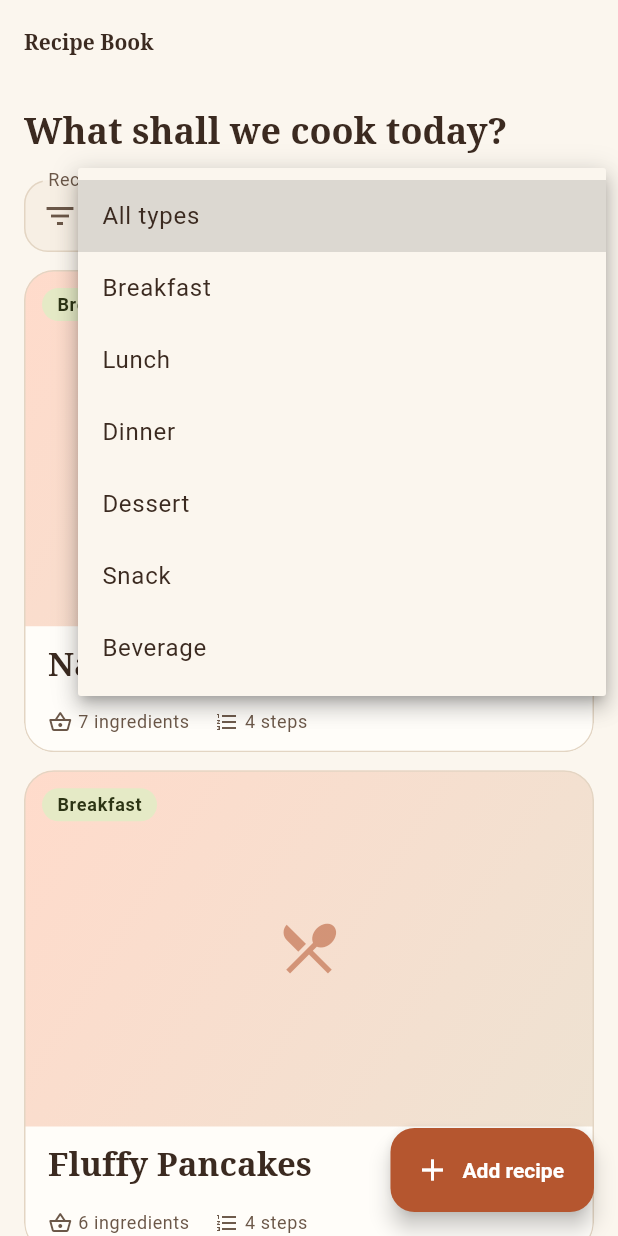
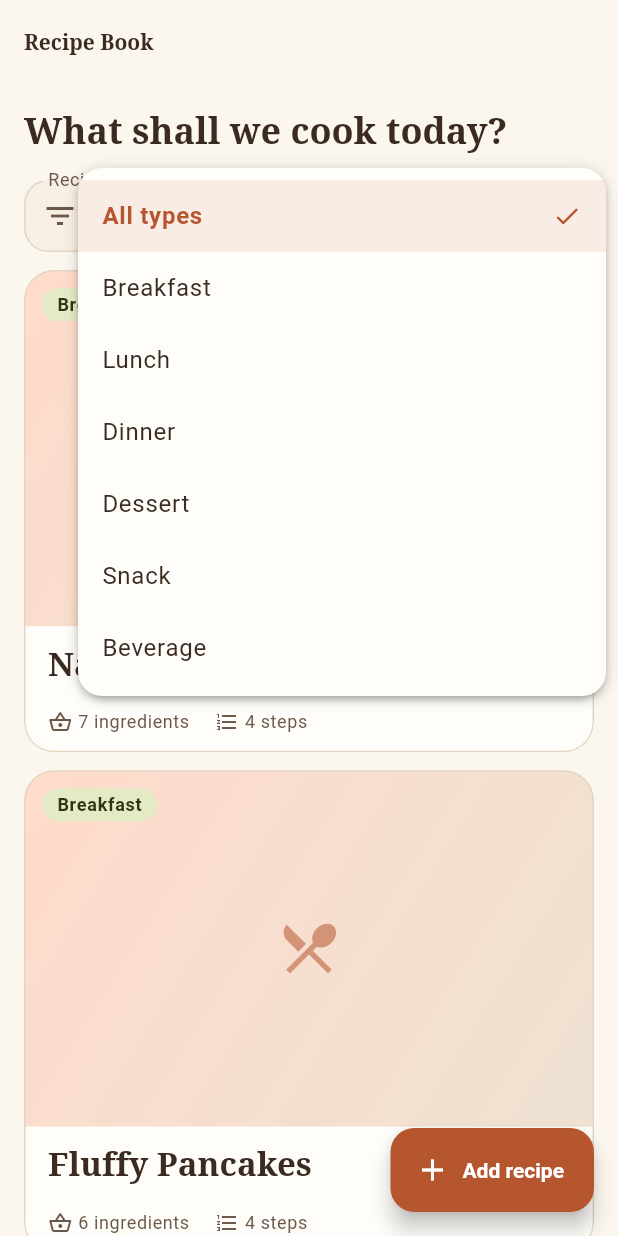
Before and after one commit to wilymanhoward/recipe_app, a Flutter app: the screen it shows after launch, after a tap on "All types", on a phone screen of 412 x 824 dp. Run offline on Flutter 3.47's test engine with Material 3 defaults, Android fonts, the phone set to English and light mode, and no system bars; our stand-ins replace get_it, image_picker, material_ui, sqflite; accounts and stored records are empty.

Commit message:
Restyle the recipe type dropdown menus

```diff
--- a/lib/core/theme.dart
+++ b/lib/core/theme.dart
@@ -89,6 +89,9 @@ class AppTheme {
 
     return base.copyWith(
       textTheme: textTheme,
+      // Warm tint instead of grey for focused items, e.g. the selected
+      // entry when a dropdown menu opens.
+      focusColor: colors.primary.withValues(alpha: 0.10),
       appBarTheme: AppBarTheme(
         backgroundColor: colors.surface,
         foregroundColor: colors.onSurface,
--- a/lib/views/recipes/recipe_form_page.dart
+++ b/lib/views/recipes/recipe_form_page.dart
@@ -8,6 +8,7 @@ import '../../models/recipe_type.dart';
 import '../../viewmodels/recipe_form_view_model.dart';
 import '../widgets/recipe_image.dart';
 import 'editable_list_field.dart';
+import 'type_filter_dropdown.dart';
 
 /// Create a recipe, or edit [Recipe] when one is passed to [route].
 /// Pops with the saved recipe.
@@ -140,9 +141,29 @@ class _RecipeFormPageState extends State<RecipeFormPage> {
                   isExpanded: true,
                   style: Theme.of(context).textTheme.bodyLarge,
                   decoration: const InputDecoration(labelText: 'Recipe type'),
+                  icon: TypeMenuStyle.icon,
+                  borderRadius: TypeMenuStyle.borderRadius,
+                  elevation: TypeMenuStyle.elevation,
+                  menuMaxHeight: TypeMenuStyle.maxHeight,
+                  dropdownColor: Theme.of(context)
+                      .colorScheme
+                      .surfaceContainerLowest,
+                  selectedItemBuilder: (context) => [
+                    for (final type in types)
+                      Align(
+                        alignment: Alignment.centerLeft,
+                        child: Text(type.name, overflow: TextOverflow.ellipsis),
+                      ),
+                  ],
                   items: [
                     for (final type in types)
-                      DropdownMenuItem(value: type.id, child: Text(type.name)),
+                      DropdownMenuItem(
+                        value: type.id,
+                        child: TypeMenuItemLabel(
+                          type.name,
+                          selected: type.id == viewModel.typeId,
+                        ),
+                      ),
                   ],
                   onChanged: viewModel.setType,
                   validator: viewModel.validateType,
--- a/lib/views/recipes/type_filter_dropdown.dart
+++ b/lib/views/recipes/type_filter_dropdown.dart
@@ -1,6 +1,47 @@
 import 'package:material_ui/material_ui.dart';
 
 import '../../models/recipe_type.dart';
+
+/// Shared look for the recipe-type dropdown menus.
+class TypeMenuStyle {
+  TypeMenuStyle._();
+
+  static final BorderRadius borderRadius = BorderRadius.circular(16);
+  static const int elevation = 3;
+  static const double maxHeight = 360;
+  static const Widget icon = Icon(Icons.keyboard_arrow_down_rounded);
+}
+
+/// One row in the open menu: the selected type is bold, in the accent
+/// colour, with a check mark.
+class TypeMenuItemLabel extends StatelessWidget {
+  const TypeMenuItemLabel(this.label, {super.key, required this.selected});
+
+  final String label;
+  final bool selected;
+
+  @override
+  Widget build(BuildContext context) {
+    final theme = Theme.of(context);
+    final colors = theme.colorScheme;
+    return Row(
+      children: [
+        Expanded(
+          child: Text(
+            label,
+            overflow: TextOverflow.ellipsis,
+            style: theme.textTheme.bodyLarge?.copyWith(
+              color: selected ? colors.primary : colors.onSurface,
+              fontWeight: selected ? FontWeight.w600 : FontWeight.w400,
+            ),
+          ),
+        ),
+        if (selected)
+          Icon(Icons.check_rounded, size: 20, color: colors.primary),
+      ],
+    );
+  }
+}
 
 /// Dropdown populated from recipetypes.json, with an extra "All types"
 /// entry. The selected value is a type id, or null for all types.
@@ -18,6 +59,12 @@ class TypeFilterDropdown extends StatelessWidget {
 
   @override
   Widget build(BuildContext context) {
+    final theme = Theme.of(context);
+    final options = <(int?, String)>[
+      (null, 'All types'),
+      for (final type in types) (type.id, type.name),
+    ];
+
     return InputDecorator(
       decoration: const InputDecoration(
         labelText: 'Recipe type',
@@ -29,12 +76,27 @@ class TypeFilterDropdown extends StatelessWidget {
           value: selectedTypeId,
           isExpanded: true,
           // Dropdowns default to titleMedium, which is a serif heading here.
-          style: Theme.of(context).textTheme.bodyLarge,
+          style: theme.textTheme.bodyLarge,
+          icon: TypeMenuStyle.icon,
+          borderRadius: TypeMenuStyle.borderRadius,
+          elevation: TypeMenuStyle.elevation,
+          menuMaxHeight: TypeMenuStyle.maxHeight,
+          dropdownColor: theme.colorScheme.surfaceContainerLowest,
           onChanged: onChanged,
+          // What the closed button shows: plain text, without the check mark.
+          selectedItemBuilder: (context) => [
+            for (final (_, label) in options)
+              Align(
+                alignment: Alignment.centerLeft,
+                child: Text(label, overflow: TextOverflow.ellipsis),
+              ),
+          ],
           items: [
-            const DropdownMenuItem<int?>(child: Text('All types')),
-            for (final type in types)
-              DropdownMenuItem<int?>(value: type.id, child: Text(type.name)),
+            for (final (id, label) in options)
+              DropdownMenuItem<int?>(
+                value: id,
+                child: TypeMenuItemLabel(label, selected: id == selectedTypeId),
+              ),
           ],
         ),
       ),
```
